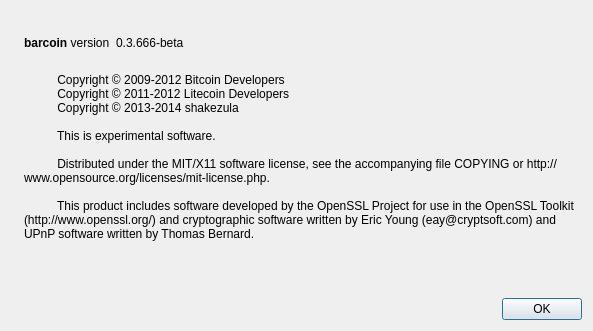
Qt form src/qt/forms/aboutdialog.ui (1807383320/firstcoin) before a commit.
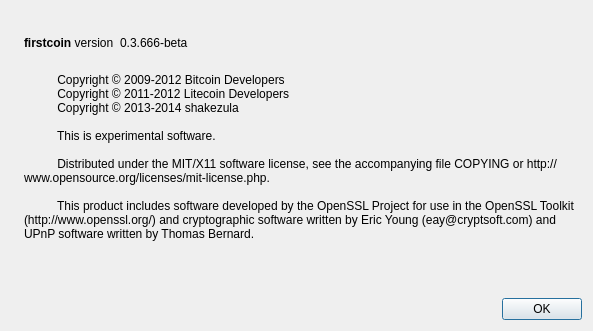
The same form after that commit. Icons and pictures are not drawn.

```diff
--- a/src/qt/forms/aboutdialog.ui
+++ b/src/qt/forms/aboutdialog.ui
@@ -50,7 +50,7 @@
           <cursorShape>IBeamCursor</cursorShape>
          </property>
          <property name="text">
-          <string>&lt;b&gt;barcoin&lt;/b&gt; version</string>
+          <string>&lt;b&gt;firstcoin&lt;/b&gt; version</string>
          </property>
          <property name="textInteractionFlags">
           <set>Qt::LinksAccessibleByMouse|Qt::TextSelectableByKeyboard|Qt::TextSelectableByMouse</set>
```
Left out of the diff: 2 changed lines with no effect on the pictures.
